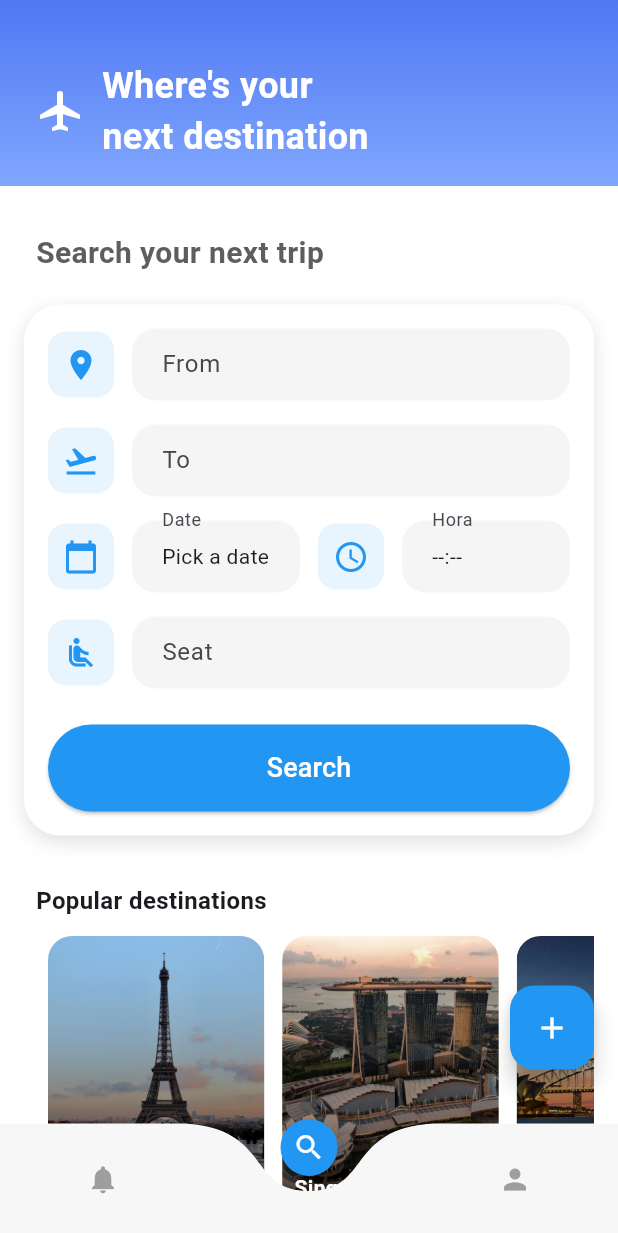
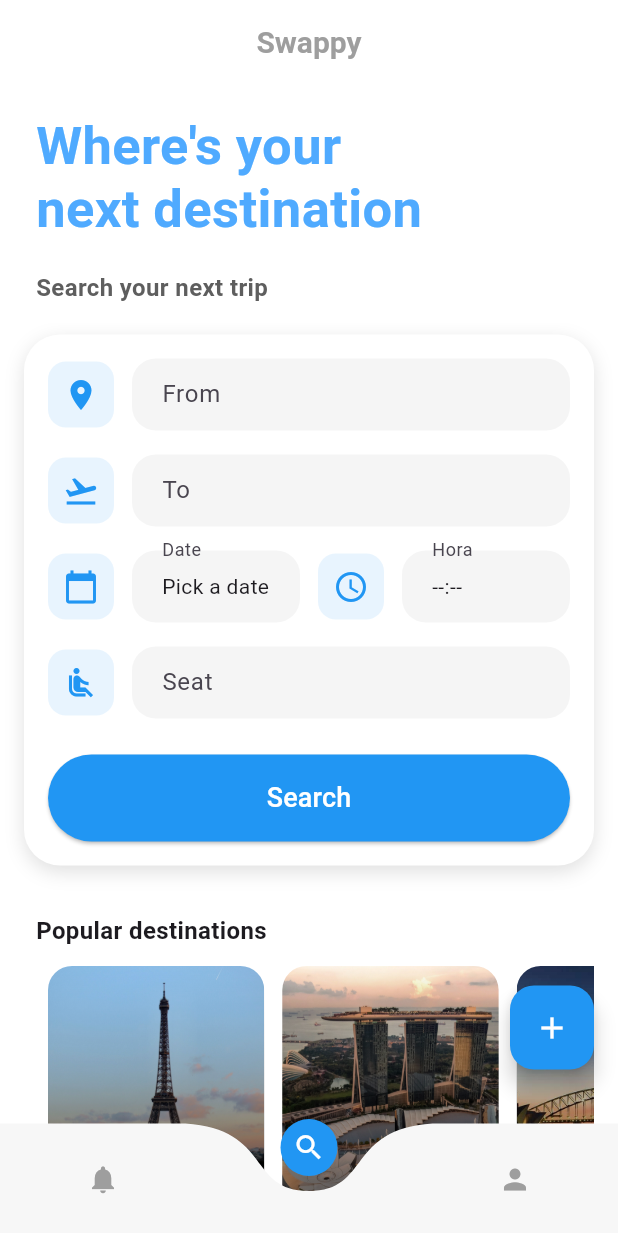
Before and after one commit to laiamarnav/Swappy, a Flutter app: the screen it shows after launch, on a phone screen of 412 x 824 dp. Shown: the top 1233 px of the screen. Run offline on Flutter 3.47's test engine with Material 3 defaults, Android fonts, the phone set to English and light mode, and no system bars; drawn by our look-alikes of curved_navigation_bar.

Commit message:
last changes ui

```diff
--- a/lib/screens/create_listing_screen.dart
+++ b/lib/screens/create_listing_screen.dart
@@ -128,11 +128,6 @@ class _CreateListingScreenState extends State<CreateListingScreen> {
         backgroundColor: Colors.white,
         elevation: 0,
         centerTitle: true,
-        leading: IconButton(
-          icon: const Icon(Icons.arrow_back),
-          color: Colors.grey,
-          onPressed: () => Navigator.of(context).pop(),
-        ),
         title: const Text(
           "Publicar asiento",
           style: TextStyle(color: Colors.grey, fontSize: 15, fontWeight: FontWeight.w200),
--- a/lib/screens/notifications_screen.dart
+++ b/lib/screens/notifications_screen.dart
@@ -48,11 +48,6 @@ class _NotificationsScreenState extends State<NotificationsScreen> {
                 backgroundColor: Colors.white,
                 elevation: 0,
                 centerTitle: true,
-                leading: IconButton(
-                  icon: const Icon(Icons.arrow_back),
-                  color: Colors.grey,
-                  onPressed: () => Navigator.of(context).pop(),
-                ),
                 title: const Text(
                   'Notificaciones',
                   style: TextStyle(
--- a/lib/screens/search_screen.dart
+++ b/lib/screens/search_screen.dart
@@ -1,5 +1,8 @@
+// lib/screens/search_screen.dart
+
 import 'package:flutter/material.dart';
 import 'package:intl/intl.dart';
+
 import '../widgets/main_scaffold.dart';
 import '../widgets/search_form.dart';
 import '../widgets/search_summary.dart';
@@ -16,100 +19,43 @@ class SearchScreen extends StatefulWidget {
 
 class _SearchScreenState extends State<SearchScreen> {
   final _formKey = GlobalKey<FormState>();
-  final TextEditingController fromController = TextEditingController();
-  final TextEditingController toController = TextEditingController();
-  final TextEditingController seatController = TextEditingController();
+  final fromController = TextEditingController();
+  final toController = TextEditingController();
+  final seatController = TextEditingController();
   DateTime? selectedDateTime;
   bool _hasSearched = false;
 
   final List<Map<String, String>> searchResults = [
-    {
-      'airline': 'Air France',
-      'from': 'Barcelona',
-      'to': 'Paris',
-      'seat': '12A',
-      'date': '2025-11-30',
-      'time': '10:15'
-    },
-    {
-      'airline': 'Vueling',
-      'from': 'Barcelona',
-      'to': 'Rome',
-      'seat': '9C',
-      'date': '2025-11-30',
-      'time': '12:20'
-    },
-    {
-      'airline': 'Vueling',
-      'from': 'Barcelona',
-      'to': 'Rome',
-      'seat': '9C',
-      'date': '2025-11-30',
-      'time': '12:20'
-    },
-        {
-      'airline': 'Air France',
-      'from': 'Barcelona',
-      'to': 'Paris',
-      'seat': '12A',
-      'date': '2025-11-30',
-      'time': '10:15'
-    },
-    {
-      'airline': 'Vueling',
-      'from': 'Barcelona',
-      'to': 'Rome',
-      'seat': '9C',
-      'date': '2025-11-30',
-      'time': '12:20'
-    },
-    {
-      'airline': 'Vueling',
-      'from': 'Barcelona',
-      'to': 'Rome',
-      'seat': '9C',
-      'date': '2025-11-30',
-      'time': '12:20'
-    },
+    {'airline': 'Air France','from': 'Barcelona','to': 'Paris','seat': '12A','date': '2025-11-30','time': '10:15'},
+    {'airline': 'Vueling','from': 'Barcelona','to': 'Rome','seat': '9C','date': '2025-11-30','time': '12:20'},
+    {'airline': 'KLM','from': 'Berlin','to': 'Amsterdam','seat': '8B','date': '2025-12-01','time': '09:45'},
   ];
 
   void _navigateCreate() {
     Navigator.pushNamed(context, '/create').then((_) => setState(() {}));
   }
 
-  void _pickDateTime() async {
-    final pickedDate = await showDatePicker(
+  Future<void> _pickDateTime() async {
+    final date = await showDatePicker(
       context: context,
-      initialDate: DateTime(2025, 11, 30),
+      initialDate: DateTime.now(),
       firstDate: DateTime.now(),
       lastDate: DateTime(2030),
     );
-
-    if (pickedDate != null) {
-      final pickedTime = await showTimePicker(
-        context: context,
-        initialTime: const TimeOfDay(hour: 12, minute: 35),
-      );
-
-      if (pickedTime != null) {
-        setState(() {
-          selectedDateTime = DateTime(
-            pickedDate.year,
-            pickedDate.month,
-            pickedDate.day,
-            pickedTime.hour,
-            pickedTime.minute,
-          );
-        });
-      }
-    }
+    if (date == null) return;
+    final time = await showTimePicker(
+      context: context,
+      initialTime: const TimeOfDay(hour: 12, minute: 0),
+    );
+    if (time == null) return;
+    setState(() {
+      selectedDateTime = DateTime(date.year, date.month, date.day, time.hour, time.minute);
+    });
   }
 
   void _submitSearch() {
     if (_formKey.currentState!.validate() && selectedDateTime != null) {
-      setState(() {
-        _hasSearched = true;
-      });
+      setState(() => _hasSearched = true);
     } else {
       ScaffoldMessenger.of(context).showSnackBar(
         const SnackBar(content: Text('Por favor completa todos los campos')),
@@ -119,8 +65,6 @@ class _SearchScreenState extends State<SearchScreen> {
 
   @override
   Widget build(BuildContext context) {
-    final screenWidth = MediaQuery.of(context).size.width;
-
     return MainScaffold(
       currentIndex: 1,
       child: Scaffold(
@@ -133,49 +77,51 @@ class _SearchScreenState extends State<SearchScreen> {
         ),
         body: Column(
           children: [
-            // 🔵 HEADER AZUL CON TÍTULO
+            // ► AppBar blanco con texto gris
+            AppBar(
+              backgroundColor: Colors.white,
+              elevation: 0,
+              centerTitle: true,
+              title: const Text(
+                'Swappy',
+                style: TextStyle(
+                  color: Colors.grey,
+                  fontSize: 20,
+                  fontWeight: FontWeight.w600,
+                ),
+              ),
+            ),
+
+            // ► Título grande en azul
             Container(
               width: double.infinity,
-              padding: const EdgeInsets.fromLTRB(24, 40, 24, 16),
-              decoration: const BoxDecoration(
-                gradient: LinearGradient(
-                  colors: [Color(0xFF5078F2), Color(0xFF80A7FF)],
-                  begin: Alignment.topCenter,
-                  end: Alignment.bottomCenter,
+              padding: const EdgeInsets.symmetric(horizontal: 24, vertical: 20),
+              child: const Text(
+                "Where's your\nnext destination",
+                style: TextStyle(
+                  color: Color.fromARGB(255, 79, 170, 255),
+                  fontSize: 35,
+                  fontWeight: FontWeight.bold,
+                  height: 1.2,
                 ),
               ),
-              child: Row(
-                children: const [
-                  Icon(Icons.airplanemode_active, color: Colors.white, size: 32),
-                  SizedBox(width: 12),
-                  Expanded(
-                    child: Text(
-                      "Where's your\nnext destination",
-                      style: TextStyle(
-                        color: Colors.white,
-                        fontSize: 24,
-                        fontWeight: FontWeight.bold,
-                      ),
-                    ),
-                  ),
-                ],
-              ),
             ),
+
             const Padding(
-              padding: EdgeInsets.fromLTRB(24, 30, 24, 12),
+              padding: EdgeInsets.fromLTRB(24, 0, 24, 12),
               child: Align(
                 alignment: Alignment.centerLeft,
                 child: Text(
                   "Search your next trip",
                   style: TextStyle(
-                    fontSize: 20,
+                    fontSize: 16,
                     fontWeight: FontWeight.bold,
                     color: Color.fromARGB(255, 94, 94, 94),
                   ),
                 ),
               ),
             ),
-            // 🔵 SEARCH SUMMARY SI YA BUSCASTE
+
             if (_hasSearched)
               SearchSummary(
                 from: fromController.text,
@@ -185,10 +131,10 @@ class _SearchScreenState extends State<SearchScreen> {
                 onEdit: () => setState(() => _hasSearched = false),
               ),
 
-            // 🔵 BODY
             Expanded(
               child: SingleChildScrollView(
-                padding: const EdgeInsets.symmetric(horizontal: 16, vertical: 8),
+                padding:
+                    const EdgeInsets.symmetric(horizontal: 16, vertical: 8),
                 child: Column(
                   children: [
                     if (!_hasSearched)
@@ -201,11 +147,9 @@ class _SearchScreenState extends State<SearchScreen> {
                         onPickDateTime: _pickDateTime,
                         onSubmit: _submitSearch,
                       ),
-
                     const SizedBox(height: 8),
-
                     if (!_hasSearched)
-                      DestinationCarousel(screenWidth: screenWidth)
+                      DestinationCarousel(screenWidth: MediaQuery.of(context).size.width)
                     else ...[
                       const Align(
                         alignment: Alignment.centerLeft,
@@ -224,7 +168,8 @@ class _SearchScreenState extends State<SearchScreen> {
                       const SizedBox(height: 4),
                       SearchResultsList(
                         results: searchResults,
-                        onRequestSeat: (result) => showSeatRequestDialog(context, result),
+                        onRequestSeat: (result) =>
+                            showSeatRequestDialog(context, result),
                       ),
                     ],
                     const SizedBox(height: 24),
```
Also changed, not shown: lib/screens/profile_screen.dart (+1 -6 lines).
